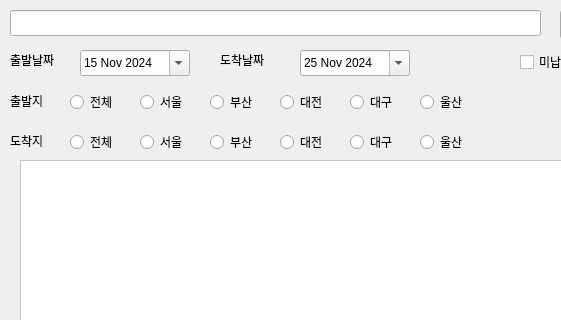
Before: the Qt Designer form qtclient/highpasswindow.ui in VedaHighPass/veda-qt-highpass-client, drawn with Qt 5; both pictures show x 0 to 561 and y 0 to 320 of the 1024 by 768 pixel window.
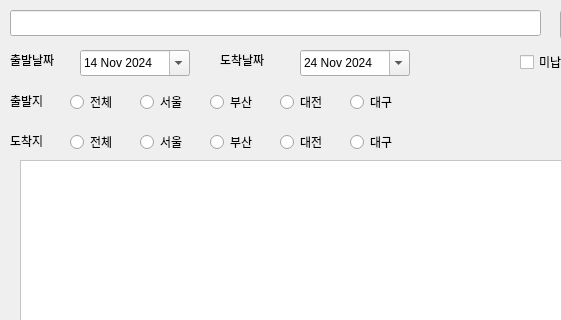
After: the same form once the commit is applied.

What changed in the file:
```diff
--- a/qtclient/highpasswindow.ui
+++ b/qtclient/highpasswindow.ui
@@ -274,32 +274,6 @@
      <string>대구</string>
     </property>
    </widget>
-   <widget class="QRadioButton" name="radioButton_12">
-    <property name="geometry">
-     <rect>
-      <x>420</x>
-      <y>90</y>
-      <width>61</width>
-      <height>24</height>
-     </rect>
-    </property>
-    <property name="text">
-     <string>울산</string>
-    </property>
-   </widget>
-   <widget class="QRadioButton" name="radioButton_13">
-    <property name="geometry">
-     <rect>
-      <x>420</x>
-      <y>130</y>
-      <width>61</width>
-      <height>24</height>
-     </rect>
-    </property>
-    <property name="text">
-     <string>울산</string>
-    </property>
-   </widget>
    <widget class="QTableView" name="tableView">
     <property name="geometry">
      <rect>
@@ -394,12 +368,12 @@
     </property>
     <property name="dateTime">
      <datetime>
-      <hour>0</hour>
+      <hour>15</hour>
       <minute>0</minute>
       <second>0</second>
       <year>2024</year>
       <month>11</month>
-      <day>15</day>
+      <day>14</day>
      </datetime>
     </property>
     <property name="calendarPopup">
@@ -417,12 +391,12 @@
     </property>
     <property name="dateTime">
      <datetime>
-      <hour>0</hour>
+      <hour>15</hour>
       <minute>0</minute>
       <second>0</second>
       <year>2024</year>
       <month>11</month>
-      <day>25</day>
+      <day>24</day>
      </datetime>
     </property>
     <property name="calendarPopup">
```
Left out of the diff: 23 changed lines with no effect on the pictures.
